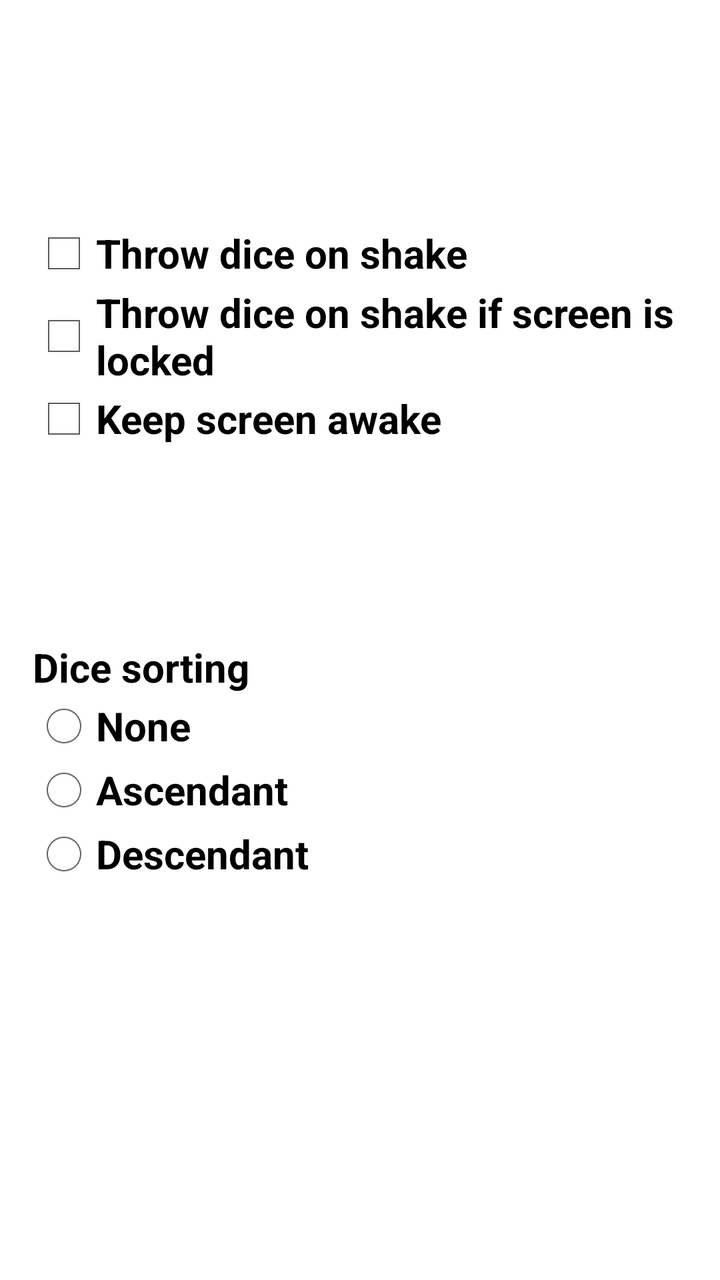
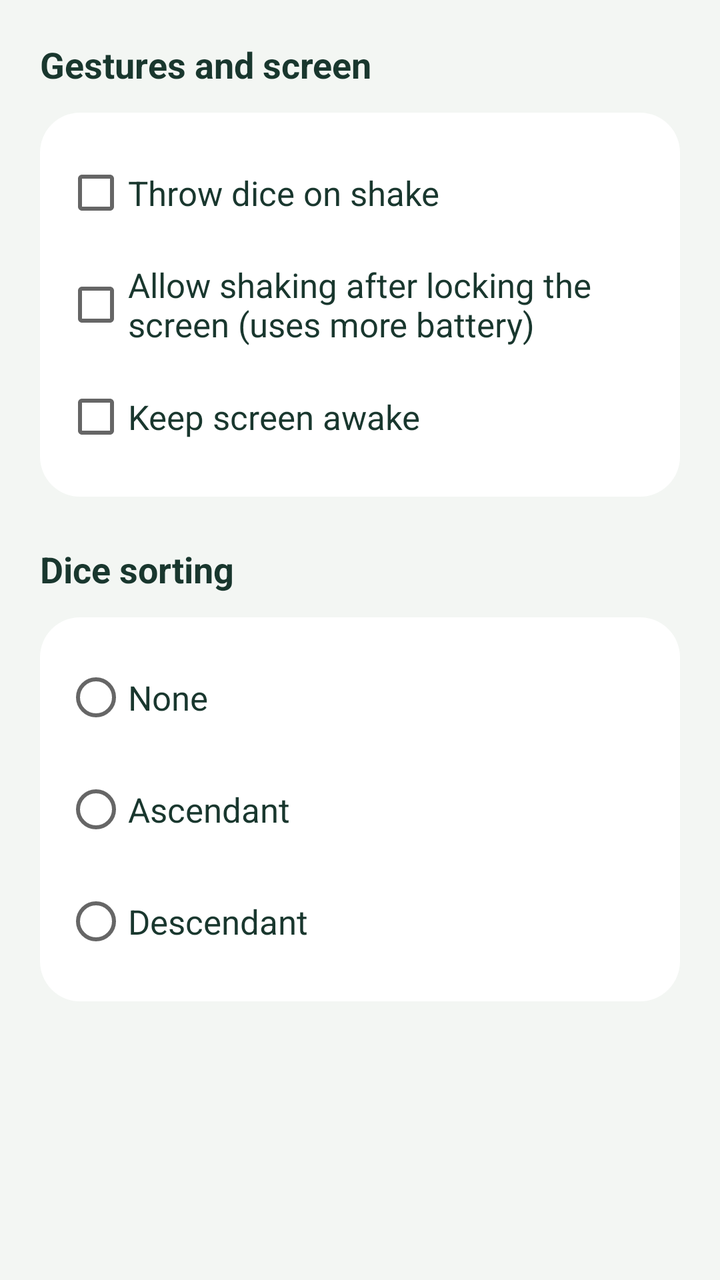

Before-and-after screenshots of an Android layout around one commit, followed by the original layout XML and the change that was made.
<!-- AndroidManifest.xml: application theme AppTheme -->
<!-- res/layout/activity_other_settings.xml -->
<?xml version="1.0" encoding="utf-8"?>
<LinearLayout xmlns:android="http://schemas.android.com/apk/res/android"
    android:layout_width="match_parent"
    android:layout_height="match_parent"
    android:fitsSystemWindows="true"
    android:orientation="vertical"
    android:paddingLeft="@dimen/activity_horizontal_margin"
    android:paddingTop="@dimen/activity_vertical_margin"
    android:paddingRight="@dimen/activity_horizontal_margin"
    android:paddingBottom="@dimen/activity_vertical_margin">

    <LinearLayout
        android:layout_width="match_parent"
        android:layout_height="match_parent"
        android:layout_weight="1"
        android:gravity="center_vertical"
        android:orientation="vertical">

        <CheckBox
            android:id="@+id/onshake_checkbox"
            android:layout_width="match_parent"
            android:layout_height="wrap_content"
            android:onClick="onCheckboxClicked"
            android:text="@string/checkbox_onshake"
            android:textSize="@dimen/button_size_main"
            android:textStyle="bold" />

        <CheckBox
            android:id="@+id/onshake_pause_checkbox"
            android:layout_width="match_parent"
            android:layout_height="wrap_content"
            android:onClick="onCheckboxClicked"
            android:text="@string/checkbox_onshake_pause"
            android:textSize="@dimen/button_size_main"
            android:textStyle="bold" />

        <CheckBox
            android:id="@+id/iswakelock_checkbox"
            android:layout_width="match_parent"
            android:layout_height="wrap_content"
            android:onClick="onCheckboxClicked"
            android:text="@string/checkbox_iswakelock"
            android:textSize="@dimen/button_size_main"
            android:textStyle="bold" />
    </LinearLayout>

    <LinearLayout
        android:layout_width="match_parent"
        android:layout_height="match_parent"
        android:layout_weight="1"
        android:gravity="top"
        android:orientation="vertical">

        <TextView
            android:id="@+id/tvSortLabel"
            android:layout_width="wrap_content"
            android:layout_height="wrap_content"
            android:gravity="center_vertical|center_horizontal"
            android:text="@string/sorting_method"
            android:textColor="#000000"
            android:textSize="@dimen/text_size_main"
            android:textStyle="bold" />

        <RadioGroup
            android:layout_width="match_parent"
            android:layout_height="wrap_content"
            android:orientation="vertical">

            <RadioButton
                android:id="@+id/radio_none"
                android:layout_width="match_parent"
                android:layout_height="wrap_content"
                android:onClick="onRadioButtonClicked"
                android:text="@string/sorting_none"
                android:textSize="@dimen/button_size_main"
                android:textStyle="bold" />

            <RadioButton
                android:id="@+id/radio_ascendant"
                android:layout_width="match_parent"
                android:layout_height="wrap_content"
                android:onClick="onRadioButtonClicked"
                android:text="@string/sorting_ascendent"
                android:textSize="@dimen/button_size_main"
                android:textStyle="bold" />

            <RadioButton
                android:id="@+id/radio_descendant"
                android:layout_width="match_parent"
                android:layout_height="wrap_content"
                android:onClick="onRadioButtonClicked"
                android:text="@string/sorting_descendent"
                android:textSize="@dimen/button_size_main"
                android:textStyle="bold" />
        </RadioGroup>
    </LinearLayout>

</LinearLayout>
<!-- resources referenced by this layout -->
<resources>
  <dimen name="activity_horizontal_margin">16dp</dimen>
  <dimen name="activity_vertical_margin">16dp</dimen>
  <dimen name="button_size_main">20sp</dimen>
  <dimen name="text_size_main">20sp</dimen>
  <string name="checkbox_iswakelock">Keep screen awake</string>
  <string name="checkbox_onshake">Throw dice on shake</string>
  <string name="checkbox_onshake_pause">Throw dice on shake if screen is locked</string>
  <string name="sorting_ascendent">Ascendant</string>
  <string name="sorting_descendent">Descendant</string>
  <string name="sorting_method">Dice sorting</string>
  <string name="sorting_none">None</string>
  <style name="AppTheme" parent="AppBaseTheme">
          
      </style>
  <style name="AppBaseTheme" parent="android:Theme.Holo.Light.DarkActionBar" />
</resources>

<!-- the commit's change to res/layout/activity_other_settings.xml (unified diff, before → after) -->
@@ -1,98 +1,98 @@
 <?xml version="1.0" encoding="utf-8"?>
-<LinearLayout xmlns:android="http://schemas.android.com/apk/res/android"
+<ScrollView xmlns:android="http://schemas.android.com/apk/res/android"
     android:layout_width="match_parent"
     android:layout_height="match_parent"
-    android:fitsSystemWindows="true"
-    android:orientation="vertical"
-    android:paddingLeft="@dimen/activity_horizontal_margin"
-    android:paddingTop="@dimen/activity_vertical_margin"
-    android:paddingRight="@dimen/activity_horizontal_margin"
-    android:paddingBottom="@dimen/activity_vertical_margin">
-
+    android:background="@color/screen_background">
     <LinearLayout
         android:layout_width="match_parent"
-        android:layout_height="match_parent"
-        android:layout_weight="1"
-        android:gravity="center_vertical"
-        android:orientation="vertical">
-
-        <CheckBox
-            android:id="@+id/onshake_checkbox"
+        android:layout_height="wrap_content"
+        android:orientation="vertical"
+        android:padding="20dp">
+        <TextView
             android:layout_width="match_parent"
             android:layout_height="wrap_content"
-            android:onClick="onCheckboxClicked"
-            android:text="@string/checkbox_onshake"
-            android:textSize="@dimen/button_size_main"
+            android:layout_marginBottom="12dp"
+            android:text="@string/gesture_section"
+            android:textColor="@color/text_primary"
+            android:textSize="18sp"
             android:textStyle="bold" />
-
-        <CheckBox
-            android:id="@+id/onshake_pause_checkbox"
+        <LinearLayout
             android:layout_width="match_parent"
             android:layout_height="wrap_content"
-            android:onClick="onCheckboxClicked"
-            android:text="@string/checkbox_onshake_pause"
-            android:textSize="@dimen/button_size_main"
-            android:textStyle="bold" />
-
-        <CheckBox
-            android:id="@+id/iswakelock_checkbox"
+            android:background="@drawable/card_background"
+            android:orientation="vertical"
+            android:padding="12dp">
+            <CheckBox
+                android:id="@+id/onshake_checkbox"
+                android:layout_width="match_parent"
+                android:layout_height="wrap_content"
+                android:minHeight="56dp"
+                android:onClick="onCheckboxClicked"
+                android:text="@string/checkbox_onshake"
+                android:textColor="@color/text_primary"
+                android:textSize="17sp" />
+            <CheckBox
+                android:id="@+id/onshake_pause_checkbox"
+                android:layout_width="match_parent"
+                android:layout_height="wrap_content"
+                android:minHeight="56dp"
+                android:onClick="onCheckboxClicked"
+                android:text="@string/checkbox_onshake_pause"
+                android:textColor="@color/text_primary"
+                android:textSize="17sp" />
+            <CheckBox
+                android:id="@+id/iswakelock_checkbox"
+                android:layout_width="match_parent"
+                android:layout_height="wrap_content"
+                android:minHeight="56dp"
+                android:onClick="onCheckboxClicked"
+                android:text="@string/checkbox_iswakelock"
+                android:textColor="@color/text_primary"
+                android:textSize="17sp" />
+        </LinearLayout>
+        <TextView
+            android:id="@+id/tvSortLabel"
             android:layout_width="match_parent"
             android:layout_height="wrap_content"
-            android:onClick="onCheckboxClicked"
-            android:text="@string/checkbox_iswakelock"
-            android:textSize="@dimen/button_size_main"
+            android:layout_marginTop="24dp"
+            android:layout_marginBottom="12dp"
+            android:text="@string/sorting_method"
+            android:textColor="@color/text_primary"
+            android:textSize="18sp"
             android:textStyle="bold" />
-    </LinearLayout>
-
-    <LinearLayout
-        android:layout_width="match_parent"
-        android:layout_height="match_parent"
-        android:layout_weight="1"
-        android:gravity="top"
-        android:orientation="vertical">
-
-        <TextView
-            android:id="@+id/tvSortLabel"
-            android:layout_width="wrap_content"
-            android:layout_height="wrap_content"
-            android:gravity="center_vertical|center_horizontal"
-            android:text="@string/sorting_method"
-            android:textColor="#000000"
-            android:textSize="@dimen/text_size_main"
-            android:textStyle="bold" />
-
         <RadioGroup
             android:layout_width="match_parent"
             android:layout_height="wrap_content"
-            android:orientation="vertical">
-
+            android:background="@drawable/card_background"
+            android:orientation="vertical"
+            android:padding="12dp">
             <RadioButton
                 android:id="@+id/radio_none"
                 android:layout_width="match_parent"
                 android:layout_height="wrap_content"
+                android:minHeight="56dp"
                 android:onClick="onRadioButtonClicked"
                 android:text="@string/sorting_none"
-                android:textSize="@dimen/button_size_main"
-                android:textStyle="bold" />
-
+                android:textColor="@color/text_primary"
+                android:textSize="17sp" />
             <RadioButton
                 android:id="@+id/radio_ascendant"
                 android:layout_width="match_parent"
                 android:layout_height="wrap_content"
+                android:minHeight="56dp"
                 android:onClick="onRadioButtonClicked"
                 android:text="@string/sorting_ascendent"
-                android:textSize="@dimen/button_size_main"
-                android:textStyle="bold" />
-
+                android:textColor="@color/text_primary"
+                android:textSize="17sp" />
             <RadioButton
                 android:id="@+id/radio_descendant"
                 android:layout_width="match_parent"
                 android:layout_height="wrap_content"
+                android:minHeight="56dp"
                 android:onClick="onRadioButtonClicked"
                 android:text="@string/sorting_descendent"
-                android:textSize="@dimen/button_size_main"
-                android:textStyle="bold" />
+                android:textColor="@color/text_primary"
+                android:textSize="17sp" />
         </RadioGroup>
     </LinearLayout>
-
-</LinearLayout>
+</ScrollView>
<!-- resource entries referenced after the edit -->
@@ -1,19 +1,30 @@
 <!-- resources referenced by this layout -->
 <resources>
-  <dimen name="activity_horizontal_margin">16dp</dimen>
-  <dimen name="activity_vertical_margin">16dp</dimen>
-  <dimen name="button_size_main">20sp</dimen>
-  <dimen name="text_size_main">20sp</dimen>
+  <color name="screen_background">#F3F6F3</color>
+  <color name="text_primary">#19372E</color>
+  <!-- drawable card_background (drawable) -->
+  <?xml version="1.0" encoding="utf-8"?>
+  <shape xmlns:android="http://schemas.android.com/apk/res/android">
+      <solid android:color="@color/surface" />
+      <corners android:radius="20dp" />
+  </shape>
   <string name="checkbox_iswakelock">Keep screen awake</string>
   <string name="checkbox_onshake">Throw dice on shake</string>
-  <string name="checkbox_onshake_pause">Throw dice on shake if screen is locked</string>
+  <string name="checkbox_onshake_pause">Allow shaking after locking the screen (uses more battery)</string>
+  <string name="gesture_section">Gestures and screen</string>
   <string name="sorting_ascendent">Ascendant</string>
   <string name="sorting_descendent">Descendant</string>
   <string name="sorting_method">Dice sorting</string>
   <string name="sorting_none">None</string>
-  <style name="AppTheme" parent="AppBaseTheme">
-          
+  <style name="AppTheme" parent="android:style/Theme.Material.Light.DarkActionBar">
+          <item name="android:colorPrimary">@color/forest</item>
+          <item name="android:colorPrimaryDark">@color/forest_dark</item>
+          <item name="android:colorAccent">@color/forest</item>
+          <item name="android:statusBarColor">@color/forest_dark</item>
+          <item name="android:navigationBarColor">@color/forest_dark</item>
       </style>
-  <style name="AppBaseTheme" parent="android:Theme.Holo.Light.DarkActionBar" />
+  <color name="surface">#FFFFFF</color>
+  <color name="forest">#1C624D</color>
+  <color name="forest_dark">#124A39</color>
 </resources>
 
